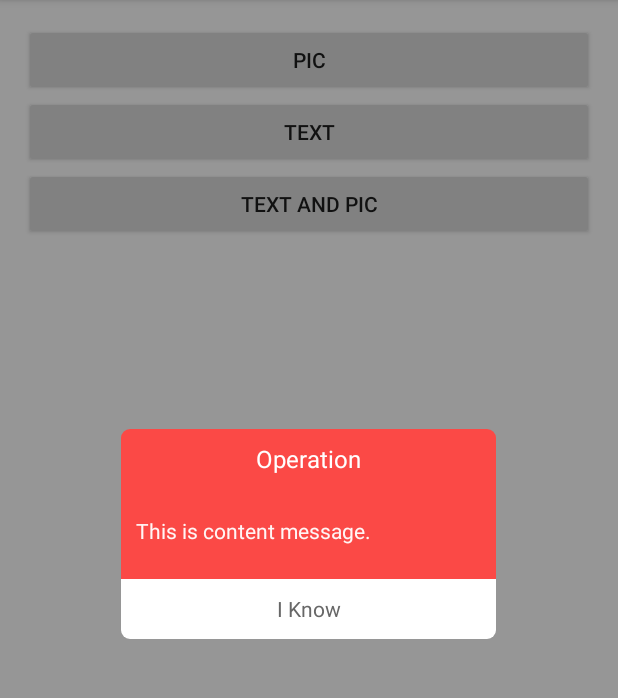
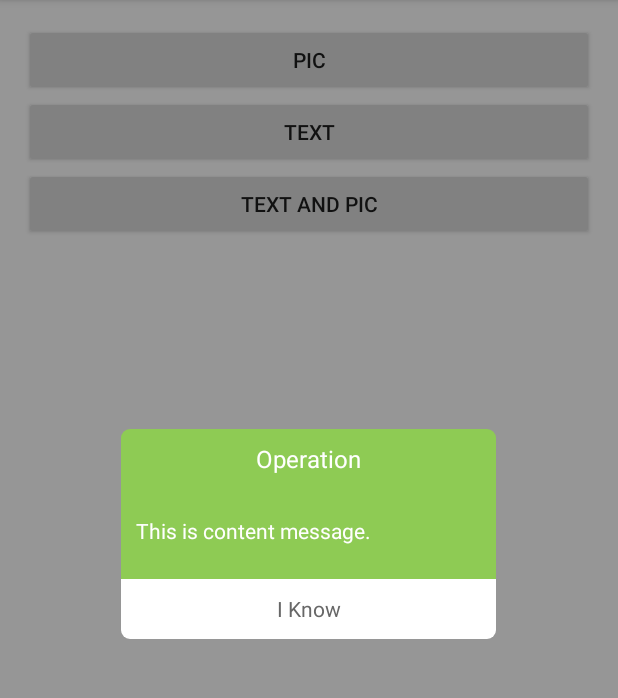
Before and after one commit to zhongchao726/ColorDialog, an Android app: the screen it shows after launch (MainActivity), after a tap on "TEXT", on a phone screen of 412 x 824 dp, the part 84-782 px from its top. Run offline under Robolectric (Android 15) with nearby library versions, the phone set to English and light mode, and no system bars.

Commit message:
update set backgoundcolor

```diff
--- a/ColorDialog/src/main/java/cn/refactor/lib/colordialog/ColorDialog.java
+++ b/ColorDialog/src/main/java/cn/refactor/lib/colordialog/ColorDialog.java
@@ -4,14 +4,16 @@ import android.app.Dialog;
 import android.content.Context;
 import android.graphics.Bitmap;
 import android.graphics.Color;
+import android.graphics.Paint;
 import android.graphics.drawable.Drawable;
+import android.graphics.drawable.ShapeDrawable;
+import android.graphics.drawable.shapes.RoundRectShape;
 import android.os.Bundle;
 import android.text.TextUtils;
 import android.view.Gravity;
 import android.view.View;
 import android.widget.FrameLayout;
 import android.widget.ImageView;
-import android.widget.LinearLayout;
 import android.widget.TextView;
 
 /**
@@ -22,23 +24,23 @@ import android.widget.TextView;
  */
 public class ColorDialog extends Dialog implements View.OnClickListener {
 
-    private View mBtnGroupView, mDividerView;
+    private ImageView mContentIv;
+
+    private Bitmap mContentBitmap;
+
+    private View mBtnGroupView, mDividerView, mBkgView;
 
     private TextView mTitleTv, mContentTv, mPositiveBtn, mNegativeBtn;
 
-    private ImageView mContentIv;
+    private Drawable mDrawable;
+
+    private int mResId, mBackgroundColor, mTitleTextColor, mContentTextColor;
 
     private OnPositiveListener mPositiveListener;
 
     private OnNegativeListener mNegativeListener;
 
     private CharSequence mTitleText, mContentText, mPositiveText, mNegativeText;
-
-    private Bitmap mContentBitmap;
-
-    private Drawable mDrawable;
-
-    private int mResId, mBackgroundColor;
 
     public ColorDialog(Context context) {
         this(context, 0);
@@ -68,6 +70,7 @@ public class ColorDialog extends Dialog implements View.OnClickListener {
         View contentView = View.inflate(getContext(), R.layout.layout_colordialog, null);
         setContentView(contentView);
 
+        mBkgView = contentView.findViewById(R.id.llBkg);
         mTitleTv = (TextView) contentView.findViewById(R.id.tvTitle);
         mContentTv = (TextView) contentView.findViewById(R.id.tvContent);
         mContentIv = (ImageView) contentView.findViewById(R.id.ivContent);
@@ -110,7 +113,38 @@ public class ColorDialog extends Dialog implements View.OnClickListener {
             mContentIv.setBackgroundResource(mResId);
         }
 
+        setTextColor();
+
+        setBackgroundColor();
+
         setContentMode();
+    }
+
+    private void setBackgroundColor() {
+
+        if (0 == mBackgroundColor) {
+            return;
+        }
+
+        int radius = DisplayUtil.dp2px(getContext(), 6);
+        float[] outerRadii = new float[] { radius, radius, radius, radius, 0, 0, 0, 0 };
+        RoundRectShape roundRectShape = new RoundRectShape(outerRadii, null, null);
+        ShapeDrawable shapeDrawable = new ShapeDrawable(roundRectShape);
+        shapeDrawable.getPaint().setColor(mBackgroundColor);
+        shapeDrawable.getPaint().setStyle(Paint.Style.FILL);
+        mBkgView.setBackgroundDrawable(shapeDrawable);
+    }
+
+    private void setTextColor() {
+
+        if (0 != mTitleTextColor) {
+            mTitleTv.setTextColor(mTitleTextColor);
+        }
+
+        if (0 != mContentTextColor) {
+            mContentTv.setTextColor(mContentTextColor);
+        }
+
     }
 
     private void setContentMode() {
@@ -170,6 +204,35 @@ public class ColorDialog extends Dialog implements View.OnClickListener {
         }
         return this;
     }
+
+    public ColorDialog setTitleTextColor(int color) {
+        mTitleTextColor = color;
+        return this;
+    }
+
+    public ColorDialog setTitleTextColor(String color) {
+        try {
+            setTitleTextColor(Color.parseColor(color));
+        } catch (IllegalArgumentException e) {
+            e.printStackTrace();
+        }
+        return this;
+    }
+
+    public ColorDialog setContentTextColor(int color) {
+        mContentTextColor = color;
+        return this;
+    }
+
+    public ColorDialog setContentTextColor(String color) {
+        try {
+            setContentTextColor(Color.parseColor(color));
+        } catch (IllegalArgumentException e) {
+            e.printStackTrace();
+        }
+        return this;
+    }
+
 
     public ColorDialog setPositiveListener(CharSequence text, OnPositiveListener l) {
         mPositiveText = text;
--- /dev/null
+++ b/ColorDialog/src/main/java/cn/refactor/lib/colordialog/DisplayUtil.java
@@ -0,0 +1,28 @@
+package cn.refactor.lib.colordialog;
+
+import android.content.Context;
+
+/**
+ * 作者 : andy
+ * 日期 : 15/11/8 20:42
+ * 邮箱 : andyxialm@gmail.com
+ * 描述 : 换算工具类
+ */
+public class DisplayUtil {
+
+    /**
+     * 根据分辨率从 dp 的单位 转成为 px(像素)
+     */
+    public static int dp2px(Context context, float dpValue) {
+        final float scale = context.getResources().getDisplayMetrics().density;
+        return (int) (dpValue * scale + 0.5f);
+    }
+
+    /**
+     * 根据分辨率从 px(像素) 的单位 转成为 dp
+     */
+    public static int px2dp(Context context, float pxValue) {
+        final float scale = context.getResources().getDisplayMetrics().density;
+        return (int) (pxValue / scale + 0.5f);
+    }
+}
--- a/ColorDialog/src/main/res/layout/layout_colordialog.xml
+++ b/ColorDialog/src/main/res/layout/layout_colordialog.xml
@@ -10,6 +10,7 @@
     android:padding="10dp">
 
     <LinearLayout
+        android:id="@+id/llBkg"
         android:layout_width="match_parent"
         android:layout_height="wrap_content"
         android:background="@drawable/shape_top"
@@ -23,7 +24,7 @@
             android:gravity="center"
             android:padding="5dp"
             android:singleLine="true"
-            android:textColor="#fff"
+            android:textColor="@android:color/white"
             android:textSize="16sp" />
 
         <LinearLayout
@@ -55,7 +56,7 @@
                     android:paddingLeft="10dp"
                     android:paddingRight="10dp"
                     android:paddingTop="5dp"
-                    android:textColor="#fff6f6"
+                    android:textColor="@android:color/white"
                     android:visibility="visible" />
 
             </FrameLayout>
--- a/app/src/main/java/cn/refactor/sample/colordialog/MainActivity.java
+++ b/app/src/main/java/cn/refactor/sample/colordialog/MainActivity.java
@@ -1,7 +1,7 @@
 package cn.refactor.sample.colordialog;
 
+import android.os.Bundle;
 import android.support.v7.app.AppCompatActivity;
-import android.os.Bundle;
 import android.view.View;
 import android.widget.Toast;
 
@@ -17,6 +17,7 @@ public class MainActivity extends AppCompatActivity {
 
     public void showTextDialog(View view) {
         ColorDialog dialog = new ColorDialog(this);
+        dialog.setColor("#8ECB54");
         dialog.setTitle(getString(R.string.operation));
         dialog.setContentText(getString(R.string.content_text));
         dialog.setPositiveListener(getString(R.string.text_iknow), new ColorDialog.OnPositiveListener() {
```
Also changed, not shown: 2 other files.
